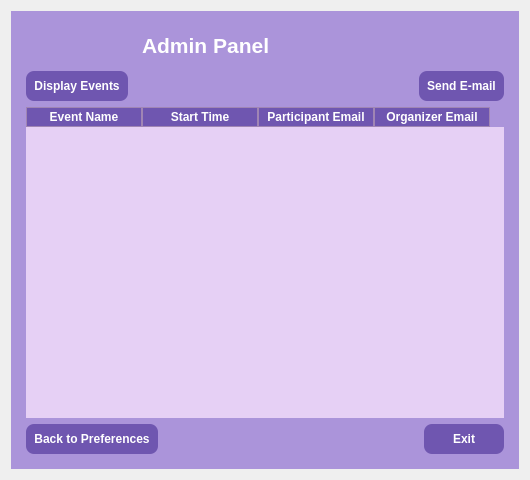
This is ui/admin_panel.ui in KursaDSc/Python-Module-Week7 as Qt 5 draws it before an edit. The edited form follows.
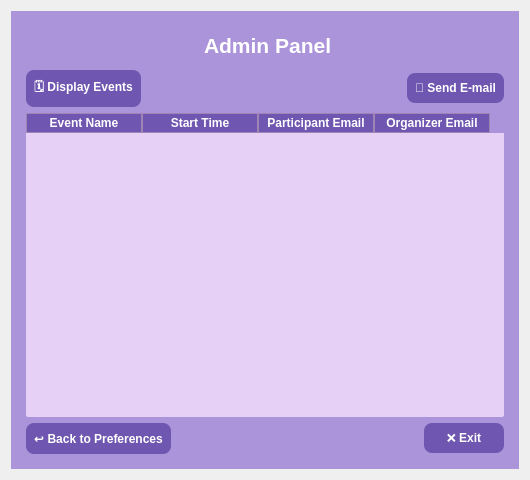
This is the edited form. Icons and pictures are not drawn.

Patch:
```diff
--- a/ui/admin_panel.ui
+++ b/ui/admin_panel.ui
@@ -32,17 +32,15 @@
    <item>
     <widget class="QFrame" name="frame">
      <property name="styleSheet">
-      <string notr="true">QFrame {
-    background-color: #ab94da;
-    border: none;
-	border-radius: 20 px;
-}
+      <string notr="true">background-color: #ab94da;
+border: none; 
+border-radius: 20 px;
 
 
 </string>
      </property>
      <property name="frameShape">
-      <enum>QFrame::NoFrame</enum>
+      <enum>QFrame::StyledPanel</enum>
      </property>
      <layout class="QVBoxLayout" name="verticalLayout_3" stretch="10,5,80,5">
       <property name="leftMargin">
@@ -78,11 +76,12 @@
           </property>
          </widget>
         </item>
-        <item>
+        <item alignment="Qt::AlignHCenter">
          <widget class="QLabel" name="titleLabel">
           <property name="font">
            <font>
             <pointsize>16</pointsize>
+            <weight>75</weight>
             <bold>true</bold>
            </font>
           </property>
@@ -148,7 +147,7 @@
 </string>
           </property>
           <property name="text">
-           <string>Display Events</string>
+           <string>🗓️ Display Events</string>
           </property>
          </widget>
         </item>
@@ -192,7 +191,7 @@
 </string>
           </property>
           <property name="text">
-           <string>Send E-mail</string>
+           <string>📧 Send E-mail</string>
           </property>
          </widget>
         </item>
@@ -293,15 +292,6 @@
              </color>
             </brush>
            </colorrole>
-           <colorrole role="PlaceholderText">
-            <brush brushstyle="SolidPattern">
-             <color alpha="128">
-              <red>0</red>
-              <green>0</green>
-              <blue>0</blue>
-             </color>
-            </brush>
-           </colorrole>
           </active>
           <inactive>
            <colorrole role="WindowText">
@@ -385,15 +375,6 @@
              </color>
             </brush>
            </colorrole>
-           <colorrole role="PlaceholderText">
-            <brush brushstyle="SolidPattern">
-             <color alpha="128">
-              <red>0</red>
-              <green>0</green>
-              <blue>0</blue>
-             </color>
-            </brush>
-           </colorrole>
           </inactive>
           <disabled>
            <colorrole role="WindowText">
@@ -477,22 +458,12 @@
              </color>
             </brush>
            </colorrole>
-           <colorrole role="PlaceholderText">
-            <brush brushstyle="SolidPattern">
-             <color alpha="128">
-              <red>0</red>
-              <green>0</green>
-              <blue>0</blue>
-             </color>
-            </brush>
-           </colorrole>
           </disabled>
          </palette>
         </property>
         <property name="font">
          <font>
           <pointsize>-1</pointsize>
-          <bold>false</bold>
          </font>
         </property>
         <property name="autoFillBackground">
@@ -515,7 +486,7 @@
     font-size: 13px;
     selection-background-color: #00aaff;
     selection-color: black;
-	border-radius: 0px;
+	border-radius: 2px;
     border: none;
 }
 </string>
@@ -580,7 +551,7 @@
 </string>
           </property>
           <property name="text">
-           <string>Back to Preferences</string>
+           <string>↩ Back to Preferences</string>
           </property>
          </widget>
         </item>
@@ -639,7 +610,7 @@
 </string>
           </property>
           <property name="text">
-           <string>Exit</string>
+           <string>❌ Exit</string>
           </property>
          </widget>
         </item>
```
